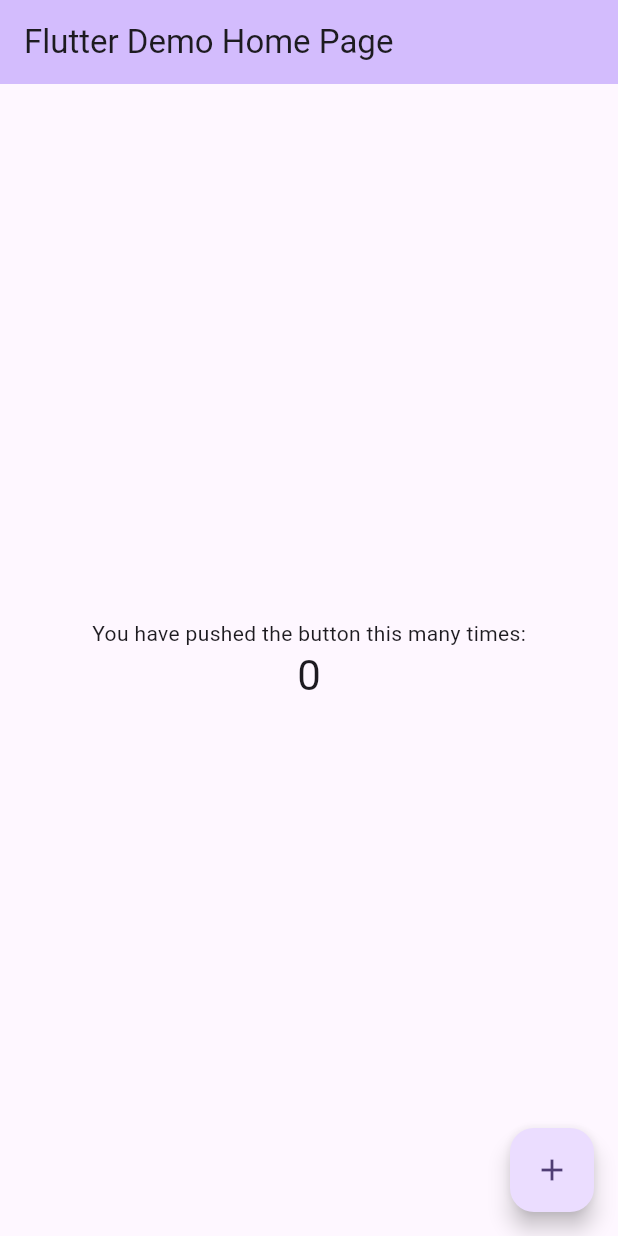
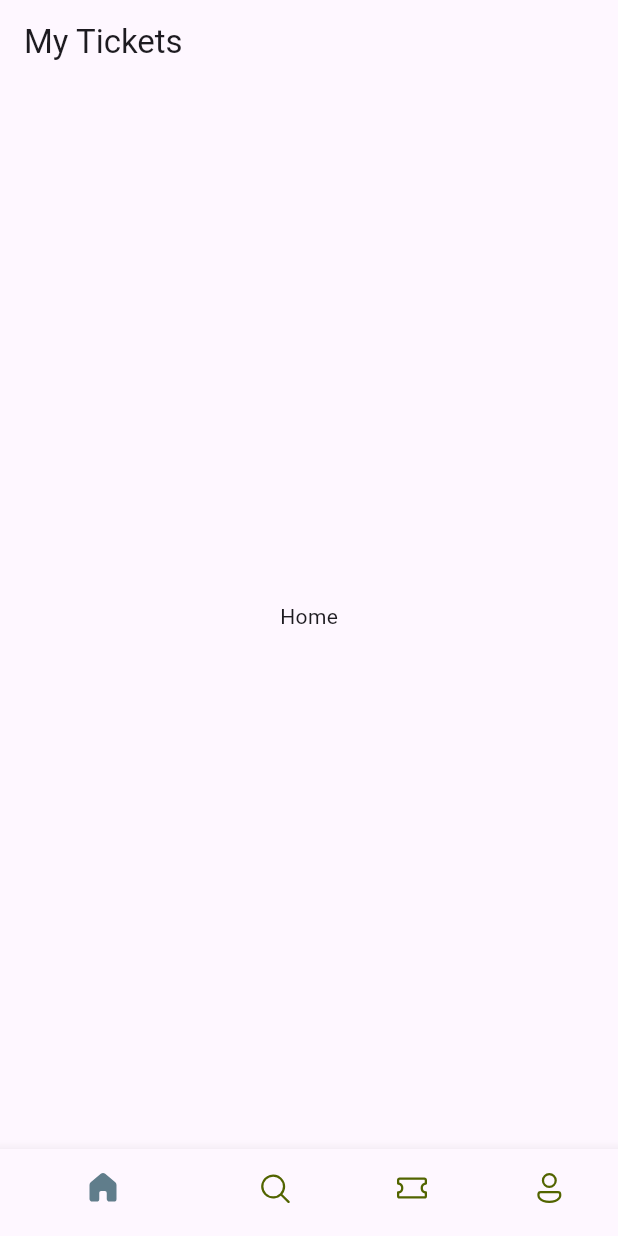
Before and after one commit to TevinMusau/ticket-app, a Flutter app: the screen it shows after launch, on a phone screen of 412 x 824 dp. Run offline on Flutter 3.47's test engine with Material 3 defaults, Android fonts, the phone set to English and light mode, and no system bars; our stand-ins replace fluentui_icons.

Commit message:
bottomNavBar

```diff
--- /dev/null
+++ b/lib/base/bottom_nav_bar.dart
@@ -0,0 +1,63 @@
+import 'package:fluentui_icons/fluentui_icons.dart';
+import 'package:flutter/material.dart';
+
+class BottomNavBar extends StatefulWidget {
+  const BottomNavBar({super.key});
+
+  @override
+  State<BottomNavBar> createState() => _BottomNavBarState();
+}
+
+class _BottomNavBarState extends State<BottomNavBar> {
+  final appScreens = [
+    const Center(child: Text("Home")),
+    const Center(child: Text("Search")),
+    const Center(child: Text("Tickets")),
+    const Center(child: Text("Profile")),
+  ];
+
+  // change our index for BottomNavBar
+  int _selectedIndex = 0;
+
+  void _onItemTapped(int index) {
+    /*
+     * Set State method helps you to update the UI
+     */
+    setState(() {
+      _selectedIndex = index;
+    });
+  }
+
+  @override
+  Widget build(BuildContext context) {
+    return Scaffold(
+        appBar: AppBar(
+          title: const Text("My Tickets"),
+        ),
+        body: appScreens[_selectedIndex],
+        bottomNavigationBar: BottomNavigationBar(
+            currentIndex: _selectedIndex,
+            onTap: _onItemTapped,
+            selectedItemColor: Colors.blueGrey,
+            unselectedItemColor: const Color(0xFF526400),
+            showSelectedLabels: false,
+            items: const [
+              BottomNavigationBarItem(
+                  icon: Icon(FluentSystemIcons.ic_fluent_home_regular),
+                  activeIcon: Icon(FluentSystemIcons.ic_fluent_home_filled),
+                  label: "Home"),
+              BottomNavigationBarItem(
+                  icon: Icon(FluentSystemIcons.ic_fluent_search_regular),
+                  activeIcon: Icon(FluentSystemIcons.ic_fluent_search_filled),
+                  label: "Search"),
+              BottomNavigationBarItem(
+                  icon: Icon(FluentSystemIcons.ic_fluent_ticket_regular),
+                  activeIcon: Icon(FluentSystemIcons.ic_fluent_ticket_filled),
+                  label: "Tickets"),
+              BottomNavigationBarItem(
+                  icon: Icon(FluentSystemIcons.ic_fluent_person_regular),
+                  activeIcon: Icon(FluentSystemIcons.ic_fluent_person_filled),
+                  label: "Profile"),
+            ]));
+  }
+}
--- a/lib/main.dart
+++ b/lib/main.dart
@@ -1,6 +1,6 @@
 import 'package:flutter/material.dart';
+import 'package:ticket_app/base/bottom_nav_bar.dart';
 
-//entry function
 void main() {
   runApp(const MyApp());
 }
@@ -8,119 +8,24 @@ void main() {
 class MyApp extends StatelessWidget {
   const MyApp({super.key});
 
-  // This widget is the root of your application.
   @override
   Widget build(BuildContext context) {
+
+    /*
+     * Material App is the base of a Flutter Application
+     */
+
     return MaterialApp(
       title: 'Flutter Demo',
-      theme: ThemeData(
-        // This is the theme of your application.
-        //
-        // TRY THIS: Try running your application with "flutter run". You'll see
-        // the application has a purple toolbar. Then, without quitting the app,
-        // try changing the seedColor in the colorScheme below to Colors.green
-        // and then invoke "hot reload" (save your changes or press the "hot
-        // reload" button in a Flutter-supported IDE, or press "r" if you used
-        // the command line to start the app).
-        //
-        // Notice that the counter didn't reset back to zero; the application
-        // state is not lost during the reload. To reset the state, use hot
-        // restart instead.
-        //
-        // This works for code too, not just values: Most code changes can be
-        // tested with just a hot reload.
-        colorScheme: ColorScheme.fromSeed(seedColor: Colors.deepPurple),
-        useMaterial3: true,
-      ),
-      home: const MyHomePage(title: 'Flutter Demo Home Page'),
+      theme: ThemeData(),
+
+      /*
+      * Scaffold is like a skeleton for the UI.
+      * It holds everything together
+      * Makes the UI colorful
+      */
+
+      home: const BottomNavBar()
     );
   }
 }
-
-class MyHomePage extends StatefulWidget {
-  const MyHomePage({super.key, required this.title});
-
-  // This widget is the home page of your application. It is stateful, meaning
-  // that it has a State object (defined below) that contains fields that affect
-  // how it looks.
-
-  // This class is the configuration for the state. It holds the values (in this
-  // case the title) provided by the parent (in this case the App widget) and
-  // used by the build method of the State. Fields in a Widget subclass are
-  // always marked "final".
-
-  final String title;
-
-  @override
-  State<MyHomePage> createState() => _MyHomePageState();
-}
-
-class _MyHomePageState extends State<MyHomePage> {
-  int _counter = 0;
-
-  void _incrementCounter() {
-    setState(() {
-      // This call to setState tells the Flutter framework that something has
-      // changed in this State, which causes it to rerun the build method below
-      // so that the display can reflect the updated values. If we changed
-      // _counter without calling setState(), then the build method would not be
-      // called again, and so nothing would appear to happen.
-      _counter++;
-    });
-  }
-
-  @override
-  Widget build(BuildContext context) {
-    // This method is rerun every time setState is called, for instance as done
-    // by the _incrementCounter method above.
-    //
-    // The Flutter framework has been optimized to make rerunning build methods
-    // fast, so that you can just rebuild anything that needs updating rather
-    // than having to individually change instances of widgets.
-    return Scaffold(
-      appBar: AppBar(
-        // TRY THIS: Try changing the color here to a specific color (to
-        // Colors.amber, perhaps?) and trigger a hot reload to see the AppBar
-        // change color while the other colors stay the same.
-        backgroundColor: Theme.of(context).colorScheme.inversePrimary,
-        // Here we take the value from the MyHomePage object that was created by
-        // the App.build method, and use it to set our appbar title.
-        title: Text(widget.title),
-      ),
-      body: Center(
-        // Center is a layout widget. It takes a single child and positions it
-        // in the middle of the parent.
-        child: Column(
-          // Column is also a layout widget. It takes a list of children and
-          // arranges them vertically. By default, it sizes itself to fit its
-          // children horizontally, and tries to be as tall as its parent.
-          //
-          // Column has various properties to control how it sizes itself and
-          // how it positions its children. Here we use mainAxisAlignment to
-          // center the children vertically; the main axis here is the vertical
-          // axis because Columns are vertical (the cross axis would be
-          // horizontal).
-          //
-          // TRY THIS: Invoke "debug painting" (choose the "Toggle Debug Paint"
-          // action in the IDE, or press "p" in the console), to see the
-          // wireframe for each widget.
-          mainAxisAlignment: MainAxisAlignment.center,
-          children: <Widget>[
-            const Text(
-              'You have pushed the button this many times:',
-            ),
-            Text(
-              '$_counter',
-              style: Theme.of(context).textTheme.headlineMedium,
-            ),
-          ],
-        ),
-      ),
-      floatingActionButton: FloatingActionButton(
-        onPressed: _incrementCounter,
-        tooltip: 'Increment',
-        child: const Icon(Icons.add),
-      ), // This trailing comma makes auto-formatting nicer for build methods.
-    );
-  }
-}
--- a/pubspec.yaml
+++ b/pubspec.yaml
@@ -35,6 +35,7 @@ dependencies:
   # The following adds the Cupertino Icons font to your application.
   # Use with the CupertinoIcons class for iOS style icons.
   cupertino_icons: ^1.0.8
+  fluentui_icons: ^1.0.0
 
 dev_dependencies:
   flutter_test:
```
Also changed, not shown: pubspec.lock.
